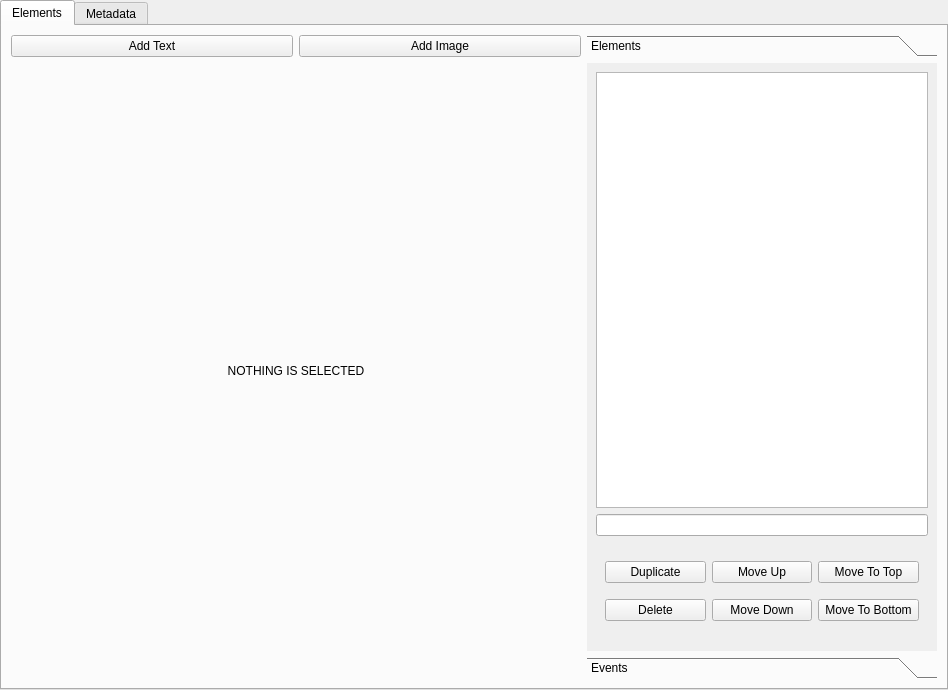
Above: pagesettings.ui from minirop/hso-page-builder before the change. Below: the same form after it.
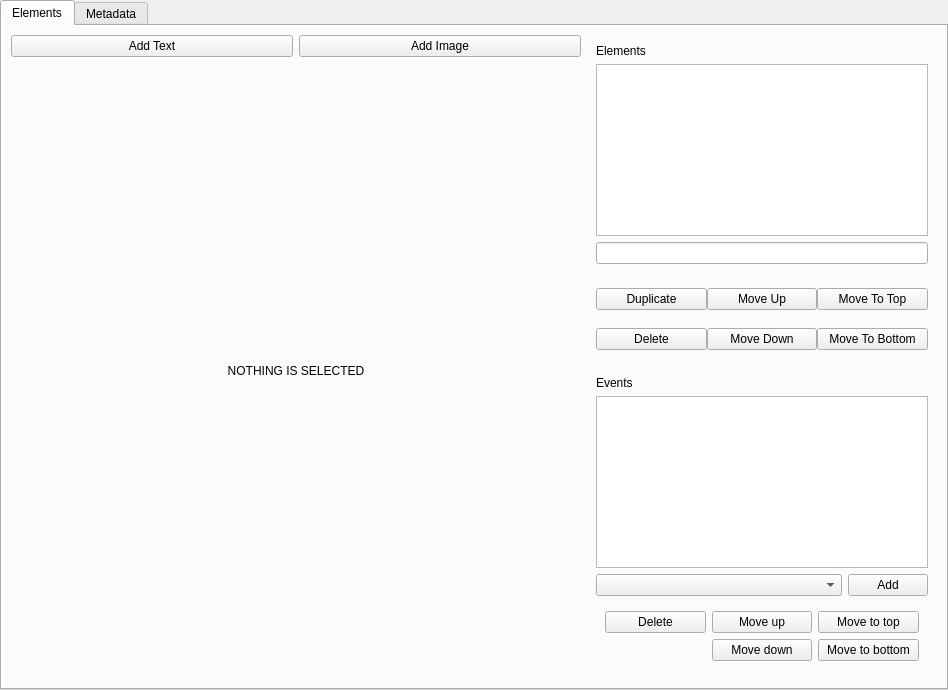
That is the form after the change. The open tabs and pages were chosen to show the change. Custom widgets are drawn as their Qt base class.

```diff
--- a/pagesettings.ui
+++ b/pagesettings.ui
@@ -846,7 +846,7 @@
         </layout>
        </item>
        <item>
-        <widget class="QToolBox" name="toolBox">
+        <widget class="QWidget" name="widget_2" native="true">
          <property name="minimumSize">
           <size>
            <width>350</width>
@@ -859,22 +859,14 @@
            <height>16777215</height>
           </size>
          </property>
-         <property name="currentIndex">
-          <number>1</number>
-         </property>
-         <widget class="QWidget" name="elements">
-          <property name="geometry">
-           <rect>
-            <x>0</x>
-            <y>0</y>
-            <width>350</width>
-            <height>582</height>
-           </rect>
-          </property>
-          <attribute name="label">
+         <layout class="QVBoxLayout" name="verticalLayout_10">
+          <item>
+           <widget class="QLabel" name="label_27">
+            <property name="text">
            <string>Elements</string>
-          </attribute>
-          <layout class="QVBoxLayout" name="verticalLayout_2">
+            </property>
+           </widget>
+          </item>
            <item>
             <widget class="QListWidget" name="elementsList"/>
            </item>
@@ -890,6 +882,21 @@
               </size>
              </property>
              <layout class="QGridLayout" name="gridLayout">
+             <property name="leftMargin">
+              <number>0</number>
+             </property>
+             <property name="topMargin">
+              <number>0</number>
+             </property>
+             <property name="rightMargin">
+              <number>0</number>
+             </property>
+             <property name="bottomMargin">
+              <number>0</number>
+             </property>
+             <property name="spacing">
+              <number>0</number>
+             </property>
               <item row="0" column="0">
                <widget class="QPushButton" name="duplicateBtn">
                 <property name="text">
@@ -935,21 +942,13 @@
              </layout>
             </widget>
            </item>
-          </layout>
-         </widget>
-         <widget class="QWidget" name="events">
-          <property name="geometry">
-           <rect>
-            <x>0</x>
-            <y>0</y>
-            <width>350</width>
-            <height>582</height>
-           </rect>
-          </property>
-          <attribute name="label">
+          <item>
+           <widget class="QLabel" name="label_37">
+            <property name="text">
            <string>Events</string>
-          </attribute>
-          <layout class="QVBoxLayout" name="verticalLayout_6">
+            </property>
+           </widget>
+          </item>
            <item>
             <widget class="QListView" name="elementsEventsList">
              <property name="editTriggers">
@@ -1035,7 +1034,6 @@
             </layout>
            </item>
           </layout>
-         </widget>
         </widget>
        </item>
       </layout>
```
Lines whose indentation alone changed are shown as unchanged.
